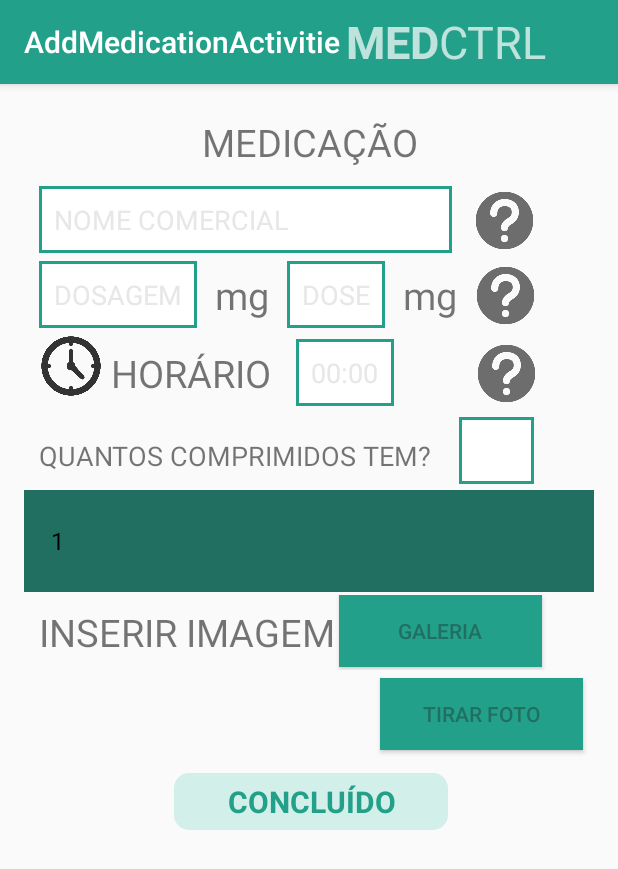
After one commit to RuiVilares/MedCtrl, an Android app: the AddMedicationActivitie screen opened directly, with no data from a screen before it, on a phone screen of 412 x 824 dp. The commit adds this screen. Shown: the top 869 px of the screen. Run offline under Robolectric (Android 15) with nearby library versions, the phone set to English and light mode, and no system bars; 1 statement that could not run was skipped.

Commit message:
So many activities done!

```diff
--- /dev/null
+++ b/app/src/main/java/com/medctrl/mdteam/medctrl/activities/AddMedicationActivitie.java
@@ -0,0 +1,38 @@
+package com.medctrl.mdteam.medctrl.activities;
+
+import android.os.Bundle;
+import android.support.design.widget.FloatingActionButton;
+import android.support.design.widget.Snackbar;
+import android.support.v7.app.AppCompatActivity;
+import android.support.v7.widget.Toolbar;
+import android.view.View;
+import android.widget.ArrayAdapter;
+import android.widget.Spinner;
+
+import com.medctrl.mdteam.medctrl.R;
+
+public class AddMedicationActivitie extends AppCompatActivity {
+
+    @Override
+    protected void onCreate(Bundle savedInstanceState) {
+        super.onCreate(savedInstanceState);
+        setContentView(R.layout.activity_add_medication_activitie);
+        Toolbar toolbar = (Toolbar) findViewById(R.id.toolbar);
+        setSupportActionBar(toolbar);
+
+        FloatingActionButton fab = (FloatingActionButton) findViewById(R.id.fab);
+        fab.setOnClickListener(new View.OnClickListener() {
+            @Override
+            public void onClick(View view) {
+                Snackbar.make(view, "Replace with your own action", Snackbar.LENGTH_LONG)
+                        .setAction("Action", null).show();
+            }
+        });
+
+        Spinner dropdown = (Spinner)findViewById(R.id.spinner1);
+        String[] items = new String[]{"1", "2", "three"};
+        ArrayAdapter<String> adapter = new ArrayAdapter<String>(this, android.R.layout.simple_spinner_dropdown_item, items);
+        dropdown.setAdapter(adapter);
+    }
+
+}
--- /dev/null
+++ b/app/src/main/res/layout/activity_add_medication_activitie.xml
@@ -0,0 +1,47 @@
+<?xml version="1.0" encoding="utf-8"?>
+<android.support.design.widget.CoordinatorLayout xmlns:android="http://schemas.android.com/apk/res/android"
+    xmlns:app="http://schemas.android.com/apk/res-auto"
+    xmlns:tools="http://schemas.android.com/tools"
+    android:layout_width="match_parent"
+    android:layout_height="match_parent"
+    android:fitsSystemWindows="true"
+    tools:context="com.medctrl.mdteam.medctrl.activities.AddMedicationActivitie">
+
+    <android.support.design.widget.AppBarLayout
+        android:layout_width="match_parent"
+        android:layout_height="wrap_content"
+        android:theme="@style/AppTheme.AppBarOverlay">
+
+        <android.support.v7.widget.Toolbar
+            android:id="@+id/toolbar"
+            android:layout_width="match_parent"
+            android:layout_height="?attr/actionBarSize"
+            android:background="?attr/colorPrimary"
+            app:popupTheme="@style/AppTheme.PopupOverlay">
+
+            <TextView
+                android:textSize="30dip"
+                android:layout_width="wrap_content"
+                android:layout_height="wrap_content"
+                android:text="MED"
+                android:layout_gravity="center"
+                android:color="#FFF"
+                android:textStyle="bold"
+                android:id="@+id/toolbar_title_1"/>
+            <TextView
+                android:textSize="30dip"
+                android:layout_width="wrap_content"
+                android:layout_height="wrap_content"
+                android:text="CTRL"
+                android:layout_gravity="center"
+                android:color="#FFF"
+                android:id="@+id/toolbar_title_2"/>
+
+        </android.support.v7.widget.Toolbar>
+
+
+    </android.support.design.widget.AppBarLayout>
+
+    <include layout="@layout/content_add_medication_activitie" />
+
+</android.support.design.widget.CoordinatorLayout>
--- a/app/src/main/res/layout/activity_loading_activitie.xml
+++ b/app/src/main/res/layout/activity_loading_activitie.xml
@@ -4,7 +4,7 @@
     xmlns:tools="http://schemas.android.com/tools"
     android:layout_width="match_parent"
     android:layout_height="match_parent"
-    android:background="@drawable/fullBackground"
+    android:background="@drawable/full_background"
     android:fitsSystemWindows="true"
     tools:context="com.medctrl.mdteam.medctrl.activities.LoadingActivitie">
 
@@ -14,7 +14,7 @@
         android:layout_width="match_parent"
         android:layout_height="250dip"
         android:orientation="vertical"
-        android:background="@drawable/MedcontrolLogo">
+        android:background="@drawable/medcontrol">
     </LinearLayout>
 
     <include layout="@layout/content_loading_activitie" />
--- /dev/null
+++ b/app/src/main/res/layout/content_add_medication_activitie.xml
@@ -0,0 +1,253 @@
+<?xml version="1.0" encoding="utf-8"?>
+
+
+
+<LinearLayout xmlns:android="http://schemas.android.com/apk/res/android"
+    xmlns:app="http://schemas.android.com/apk/res-auto"
+    xmlns:tools="http://schemas.android.com/tools"
+    android:layout_width="match_parent"
+    android:layout_height="match_parent"
+    android:paddingBottom="@dimen/activity_vertical_margin"
+    android:paddingLeft="@dimen/activity_horizontal_margin"
+    android:paddingRight="@dimen/activity_horizontal_margin"
+    android:paddingTop="@dimen/activity_vertical_margin"
+    android:orientation="vertical"
+    app:layout_behavior="@string/appbar_scrolling_view_behavior"
+    tools:context="com.medctrl.mdteam.medctrl.activities.AddMedicationActivitie"
+    tools:showIn="@layout/activity_add_medication_activitie">
+
+    <TextView
+        android:layout_width="match_parent"
+        android:layout_height="wrap_content"
+        android:textAlignment="center"
+        android:text="MEDICAÇÃO"
+        android:textSize="25dip"
+        android:layout_marginTop="5dip"
+        android:layout_marginBottom="10dip"/>
+
+    <LinearLayout
+        android:layout_width="match_parent"
+        android:layout_height="wrap_content"
+        android:orientation="horizontal">
+
+    <EditText
+        android:layout_width="275dip"
+        android:layout_height="wrap_content"
+        android:hint="NOME COMERCIAL"
+        android:padding="10dip"
+        android:textColorHint="@color/colorInnerBoxes"
+        android:layout_marginLeft="10dip"
+        android:layout_marginRight="10dip"
+        android:background="@drawable/rect_text_edit"
+        android:id="@+id/comercialName"
+        android:layout_marginBottom="2dip"
+        android:layout_marginTop="2dip"
+        />
+
+    <ImageView
+        android:layout_width="50dip"
+        android:layout_height="50dip"
+        android:src="@drawable/question_mark"/>
+
+    </LinearLayout>
+
+    <LinearLayout
+        android:layout_width="match_parent"
+        android:layout_height="wrap_content"
+        android:orientation="horizontal">
+
+    <EditText
+        android:layout_width="105dip"
+        android:layout_height="wrap_content"
+        android:hint="DOSAGEM"
+        android:padding="10dip"
+        android:textColorHint="@color/colorInnerBoxes"
+        android:layout_marginLeft="10dip"
+        android:layout_marginRight="10dip"
+        android:background="@drawable/rect_text_edit"
+        android:id="@+id/dosage"
+        android:layout_marginBottom="2dip"
+        android:layout_marginTop="2dip"
+        />
+
+    <TextView
+        android:layout_width="40dip"
+        android:layout_height="wrap_content"
+        android:textAlignment="center"
+        android:text="mg"
+        android:textSize="25dip"
+        android:layout_marginTop="5dip"
+        android:layout_marginBottom="10dip"/>
+
+    <EditText
+        android:layout_width="65dip"
+        android:layout_height="wrap_content"
+        android:hint="DOSE"
+        android:padding="10dip"
+        android:textColorHint="@color/colorInnerBoxes"
+        android:layout_marginLeft="10dip"
+        android:layout_marginRight="10dip"
+        android:background="@drawable/rect_text_edit"
+        android:id="@+id/dose"
+        android:layout_marginBottom="2dip"
+        android:layout_marginTop="2dip"
+        />
+
+    <TextView
+        android:layout_width="40dip"
+        android:layout_height="wrap_content"
+        android:textAlignment="center"
+        android:text="mg"
+        android:textSize="25dip"
+        android:layout_marginTop="5dip"
+        android:layout_marginBottom="10dip"/>
+
+        <ImageView
+            android:layout_width="50dip"
+            android:layout_height="50dip"
+            android:layout_marginLeft="5dip"
+            android:src="@drawable/question_mark"/>
+
+    </LinearLayout>
+
+
+    <LinearLayout
+        android:layout_marginBottom="2dip"
+        android:layout_marginTop="2dip"
+        android:layout_width="match_parent"
+        android:layout_height="wrap_content"
+        android:orientation="horizontal">
+
+        <ImageView
+            android:layout_width="40dip"
+            android:layout_height="40dip"
+            android:layout_marginLeft="11dip"
+            android:src="@drawable/clock"/>
+
+
+        <TextView
+            android:layout_width="120dip"
+            android:layout_height="wrap_content"
+            android:textAlignment="center"
+            android:text="HORÁRIO"
+            android:textSize="25dip"
+            android:layout_marginTop="5dip"
+            android:layout_marginBottom="10dip"/>
+
+        <EditText
+            android:layout_width="65dip"
+            android:layout_height="wrap_content"
+            android:hint="00:00"
+            android:padding="10dip"
+            android:textColorHint="@color/colorInnerBoxes"
+            android:layout_marginLeft="10dip"
+            android:layout_marginRight="10dip"
+            android:background="@drawable/rect_text_edit"
+            android:id="@+id/time"
+            android:layout_marginBottom="2dip"
+            android:layout_marginTop="2dip"
+            />
+
+        <ImageView
+            android:layout_width="50dip"
+            android:layout_height="50dip"
+            android:layout_marginLeft="40dip"
+            android:src="@drawable/question_mark"/>
+
+
+    </LinearLayout>
+
+
+    <LinearLayout
+        android:layout_width="match_parent"
+        android:layout_height="wrap_content"
+        android:orientation="horizontal">
+
+        <TextView
+            android:layout_width="270dip"
+            android:layout_height="wrap_content"
+            android:text="QUANTOS COMPRIMIDOS TEM?"
+            android:textSize="18dip"
+            android:layout_marginLeft="10dip"
+            android:layout_marginTop="5dip"
+            android:layout_marginBottom="10dip"/>
+
+        <EditText
+            android:layout_width="50dip"
+            android:layout_height="wrap_content"
+            android:padding="10dip"
+            android:textColorHint="@color/colorInnerBoxes"
+            android:layout_marginLeft="10dip"
+            android:layout_marginRight="10dip"
+            android:background="@drawable/rect_text_edit"
+            android:id="@+id/quantity"
+            android:layout_marginBottom="2dip"
+            android:layout_marginTop="2dip"
+            />
+
+    </LinearLayout>
+
+    <Spinner
+        android:id="@+id/spinner1"
+        android:padding="10dip"
+        android:layout_marginBottom="2dip"
+        android:layout_marginTop="2dip"
+        android:layout_width="match_parent"
+        android:layout_height="wrap_content"
+        android:background="?attr/colorPrimaryDark"
+        android:spinnerMode="dropdown" />
+
+    <LinearLayout
+        android:layout_width="match_parent"
+        android:layout_height="wrap_content"
+        android:orientation="horizontal">
+
+        <TextView
+            android:layout_width="200dip"
+            android:layout_height="wrap_content"
+            android:text="INSERIR IMAGEM"
+            android:textSize="25dip"
+            android:layout_marginLeft="10dip"
+            android:layout_marginTop="5dip"
+            android:layout_marginBottom="10dip"/>
+
+        <Button
+            android:layout_width="135dip"
+            android:layout_height="wrap_content"
+            android:text="GALERIA"
+            android:onClick="sendMessage"
+            android:background="?attr/colorPrimary"
+            android:textColor="?attr/colorPrimaryDark"
+        />
+
+    </LinearLayout>
+
+    <Button
+        android:layout_width="135dip"
+        android:layout_height="wrap_content"
+        android:text="TIRAR FOTO"
+        android:textColor="?attr/colorPrimaryDark"
+        android:onClick="sendMessage"
+        android:layout_gravity="right"
+        android:layout_marginRight="7dip"
+        android:background="?attr/colorPrimary"
+        android:layout_marginTop="5dip"/>
+        />
+
+    <TextView
+        android:id="@+id/readyButton"
+        android:layout_width="match_parent"
+        android:layout_height="wrap_content"
+        android:layout_marginTop="15dip"
+        android:text="CONCLUÍDO"
+        android:textStyle="bold"
+        android:textAlignment="center"
+        android:textSize="20dip"
+        android:textColor="@color/colorPrimary"
+        android:layout_marginLeft="100dip"
+        android:layout_marginRight="97dip"
+        android:background="@drawable/button_background"
+        android:paddingBottom="5dip"
+        android:paddingTop="5dip"/>
+
+</LinearLayout>
```
Also changed, not shown: app/src/main/AndroidManifest.xml (+9 -1 lines), app/src/main/java/com/medctrl/mdteam/medctrl/activities/ProfileActivitie.java (added, +31 -0 lines), app/src/main/res/layout/activity_profile_activitie.xml (added, +46 -0 lines), app/src/main/res/layout/content_profile_activitie.xml (added, +42 -0 lines), app/src/main/res/values/strings.xml (+10 -0 lines), app/src/main/res/drawable/clock.png (added), app/src/main/res/drawable/full_background.png (renamed from app/src/main/res/drawable/fullBackground.png), app/src/main/res/drawable/medcontrol.png (renamed from app/src/main/res/drawable/MedcontrolLogo.png), app/src/main/res/drawable/question_mark.png (added).
